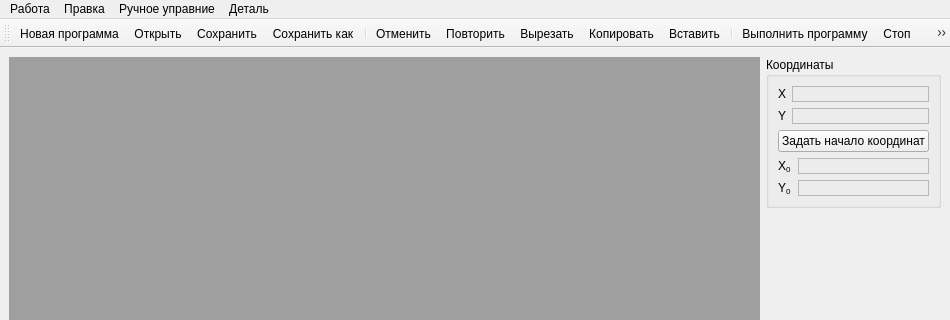
First picture: the form in src/Gui/MainWindow.ui, repository Ddv-progia/compositescannerarm, before the edit; both pictures show x 0 to 950 and y 0 to 320 of the 950 by 789 pixel window.
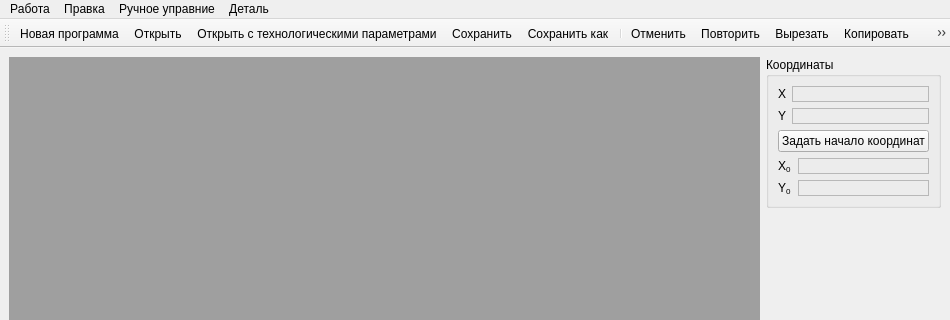
Second picture: the form after the edit. Icons and pictures are not drawn.

Commit message: feature: "открыть с технол. параметрами" получило иконку и скопировано в тулбар

```diff
--- a/src/Gui/MainWindow.ui
+++ b/src/Gui/MainWindow.ui
@@ -299,6 +299,7 @@
    </attribute>
    <addaction name="newAction"/>
    <addaction name="openAction"/>
+   <addaction name="openTechnologicalAction"/>
    <addaction name="saveAction"/>
    <addaction name="saveAsAction"/>
    <addaction name="separator"/>
```
Left out of the diff: 4 changed lines with no effect on the pictures. The commit also changes 2 other files.
